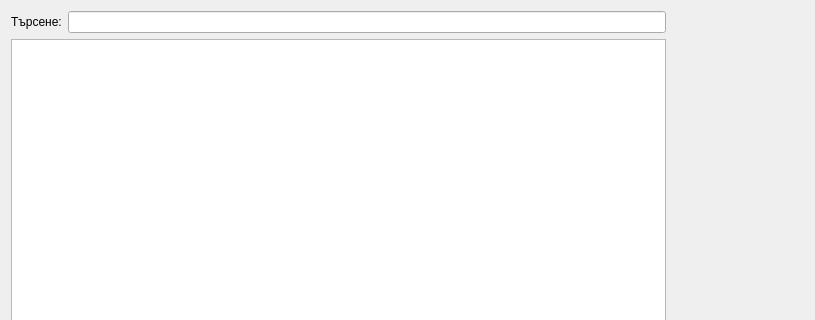
First picture: the form in src/View/Widgets/ProcedureDialog.ui, repository thefinalcutbg/DinoDent, before the edit; both pictures show x 0 to 815 and y 0 to 320 of the 1073 by 540 pixel window.
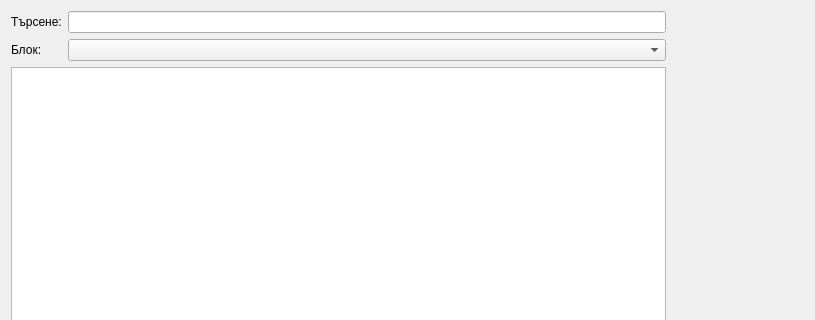
Second picture: the form after the edit. Custom widgets are drawn as their Qt base class.

The edit to the form file:
```diff
--- a/src/View/Widgets/ProcedureDialog.ui
+++ b/src/View/Widgets/ProcedureDialog.ui
@@ -33,6 +33,11 @@
        <item>
         <layout class="QHBoxLayout" name="horizontalLayout">
          <item>
+          <layout class="QVBoxLayout" name="verticalLayout_4">
+           <property name="leftMargin">
+            <number>0</number>
+           </property>
+           <item>
           <widget class="QLabel" name="label">
            <property name="text">
             <string>Търсене:</string>
@@ -40,8 +45,27 @@
           </widget>
          </item>
          <item>
+            <widget class="QLabel" name="label_2">
+             <property name="text">
+              <string>Блок:</string>
+             </property>
+            </widget>
+           </item>
+          </layout>
+         </item>
+         <item>
+          <layout class="QVBoxLayout" name="verticalLayout_5">
+           <property name="leftMargin">
+            <number>0</number>
+           </property>
+           <item>
           <widget class="QLineEdit" name="searchEdit"/>
          </item>
+           <item>
+            <widget class="QComboBox" name="sectionCombo"/>
+           </item>
+          </layout>
+         </item>
         </layout>
        </item>
        <item>
```
Left out of the diff: 4 changed lines with no effect on the pictures. Lines whose indentation alone changed are shown as unchanged.
